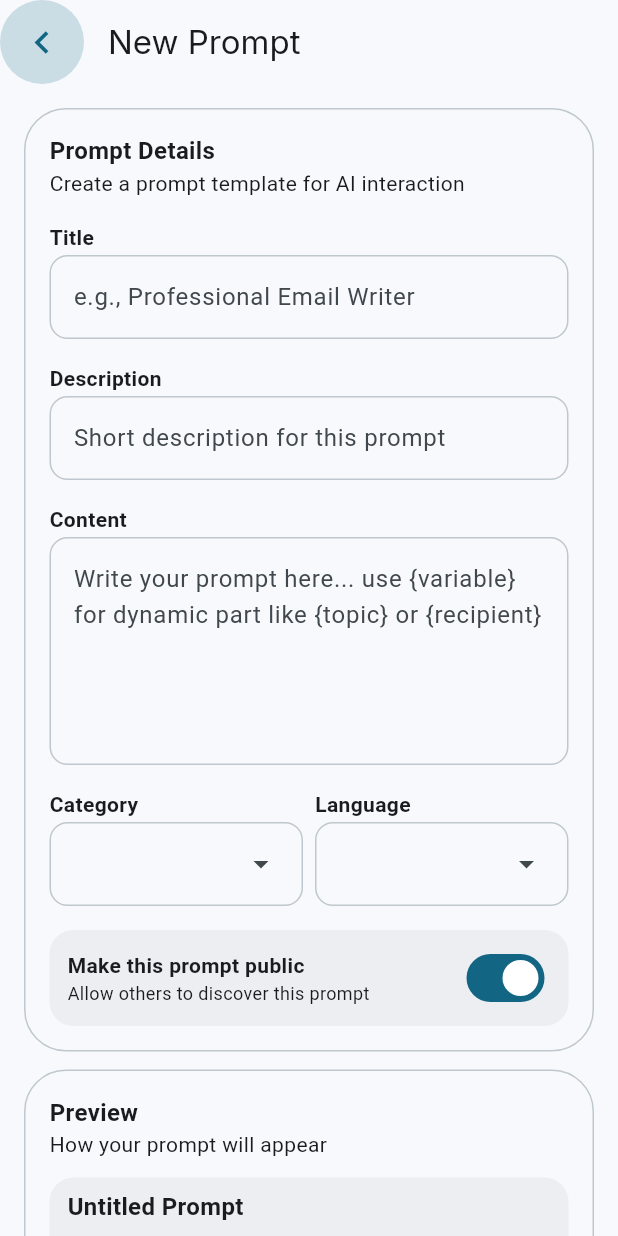
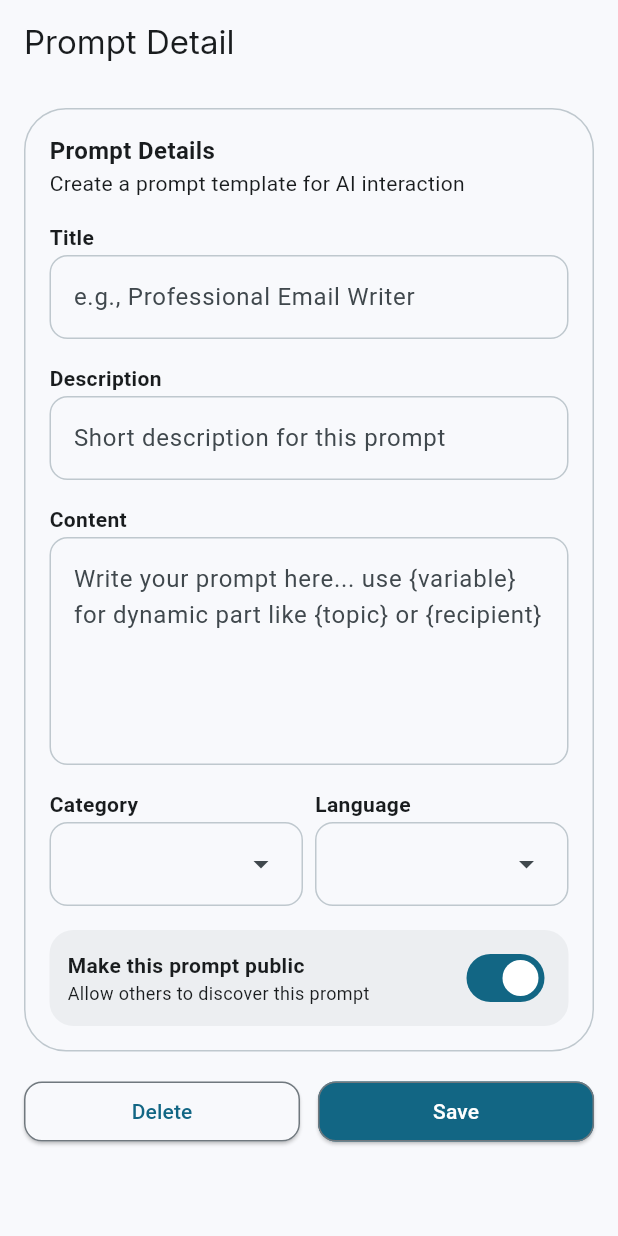
Before and after one commit to minhkhang1505/khtn-ai-final-project, a Flutter app: the screen it shows after launch, on a phone screen of 412 x 824 dp. Run offline on Flutter 3.47's test engine with Material 3 defaults, Android fonts, the phone set to English and light mode, and no system bars; our stand-ins replace flutter_otp_text_field, flutter_svg, google_fonts.

Commit message:
feat(prompts): add PromptDetailPage for viewing and editing prompt details

```diff
--- a/lib/presentation/routes/app_routes.dart
+++ b/lib/presentation/routes/app_routes.dart
@@ -32,6 +32,7 @@ class AppRoutes {
 
   /// Create New Prompt
   static const String createNewPrompt = '/prompts/new';
+  static const String promptDetails = '/prompts/details';
 
   /// Get all route names as a list
   /// Useful for debugging or logging
@@ -47,5 +48,6 @@ class AppRoutes {
     settings,
     details,
     createNewPrompt,
+    promptDetails,
   ];
 }
--- a/lib/presentation/routes/route_generator.dart
+++ b/lib/presentation/routes/route_generator.dart
@@ -4,6 +4,7 @@ import 'package:khtn_ai_final_project/presentation/views/auth/login/forgot_passw
 import 'package:khtn_ai_final_project/presentation/views/auth/login/reset_password/reset_password.dart';
 import 'package:khtn_ai_final_project/presentation/views/auth/register/verifiaction_email/verification_email.dart';
 import 'package:khtn_ai_final_project/presentation/views/prompts/newprompt/create_new_prompt.dart';
+import 'package:khtn_ai_final_project/presentation/views/prompts/promptdetail/prompt_detail_page.dart';
 import 'package:khtn_ai_final_project/presentation/views/splash/splash_page.dart';
 import 'package:khtn_ai_final_project/presentation/views/home/home_page.dart';
 import 'package:khtn_ai_final_project/presentation/views/main/main_page.dart';
@@ -117,6 +118,12 @@ class RouteGenerator {
         return _buildRoute(
           settings: settings,
           builder: (_) => CreateNewPromptPage(),
+        );
+
+      case AppRoutes.promptDetails:
+        return _buildRoute(
+          settings: settings,
+          builder: (_) => PromptDetailPage(),
         );
 
       default:
--- /dev/null
+++ b/lib/presentation/views/prompts/promptdetail/prompt_detail_page.dart
@@ -0,0 +1,120 @@
+import 'package:flutter/material.dart';
+import 'package:khtn_ai_final_project/presentation/views/prompts/newprompt/widgets/prompt_details_section.dart';
+
+class PromptDetailPage extends StatefulWidget {
+  const PromptDetailPage({super.key});
+
+  @override
+  State<PromptDetailPage> createState() => _PromptDetailPageState();
+}
+
+class _PromptDetailPageState extends State<PromptDetailPage> {
+  final _titleController = TextEditingController();
+  final _descriptionController = TextEditingController();
+  final _contentController = TextEditingController();
+
+  String? _selectedCategory;
+  String? _selectedLanguage;
+  bool _isPublic = true;
+
+  @override
+  void initState() {
+    super.initState();
+    // Listen to changes for live preview
+    _titleController.addListener(_updatePreview);
+    _contentController.addListener(_updatePreview);
+  }
+
+  @override
+  void dispose() {
+    _titleController.dispose();
+    _descriptionController.dispose();
+    _contentController.dispose();
+    super.dispose();
+  }
+
+  void _updatePreview() {
+    setState(() {});
+  }
+
+  void _savePrompt() {
+    // TODO: Implement save logic here
+  }
+
+  void _cancelPrompt() {
+    // TODO: Implement cancel logic here
+  }
+
+  @override
+  Widget build(BuildContext context) {
+    final colorScheme = Theme.of(context).colorScheme;
+    return Scaffold(
+      appBar: AppBar(title: const Text('Prompt Detail')),
+      body: SafeArea(
+        child: SingleChildScrollView(
+          child: Padding(
+            padding: const EdgeInsets.all(16.0),
+            child: Column(
+              children: [
+                PromptDetailsSection(
+                  titleController: _titleController,
+                  descriptionController: _descriptionController,
+                  contentController: _contentController,
+                  selectedCategory: _selectedCategory,
+                  selectedLanguage: _selectedLanguage,
+                  isPublic: _isPublic,
+                  onCategoryChanged: (value) {
+                    setState(() => _selectedCategory = value);
+                  },
+                  onLanguageChanged: (value) {
+                    setState(() => _selectedLanguage = value);
+                  },
+                  onPublicChanged: (value) {
+                    setState(() => _isPublic = value);
+                  },
+                ),
+                SizedBox(height: 16),
+                Row(
+                  children: [
+                    Expanded(
+                      flex: 1,
+                      child: ElevatedButton(
+                        style: ElevatedButton.styleFrom(
+                          backgroundColor: colorScheme.surface,
+                          shape: RoundedRectangleBorder(
+                            borderRadius: BorderRadiusGeometry.circular(12),
+                            side: BorderSide(color: colorScheme.outline),
+                          ),
+                        ),
+                        onPressed: () {},
+                        child: const Text("Delete"),
+                      ),
+                    ),
+                    SizedBox(width: 12),
+                    Expanded(
+                      flex: 1,
+                      child: ElevatedButton(
+                        style: ElevatedButton.styleFrom(
+                          backgroundColor: colorScheme.primary,
+                          shape: RoundedRectangleBorder(
+                            borderRadius: BorderRadiusGeometry.circular(12),
+                            side: BorderSide(color: colorScheme.outline),
+                          ),
+                        ),
+                        onPressed: () {},
+                        child: Text(
+                          "Save",
+                          style: TextStyle(color: colorScheme.onPrimary),
+                        ),
+                      ),
+                    ),
+                  ],
+                ),
+              ],
+            ),
+          ),
+        ),
+      ),
+    );
+  }
+}
--- a/lib/presentation/views/splash/splash_page.dart
+++ b/lib/presentation/views/splash/splash_page.dart
@@ -54,7 +54,7 @@ class _SplashPageState extends State<SplashPage>
 
     // Navigate to main page with bottom navigation and remove splash from stack
     if (mounted) {
-      NavigationService.replaceWith(AppRoutes.createNewPrompt);
+      NavigationService.replaceWith(AppRoutes.promptDetails);
     }
   }
 
```
Also changed, not shown: 2 other files.
